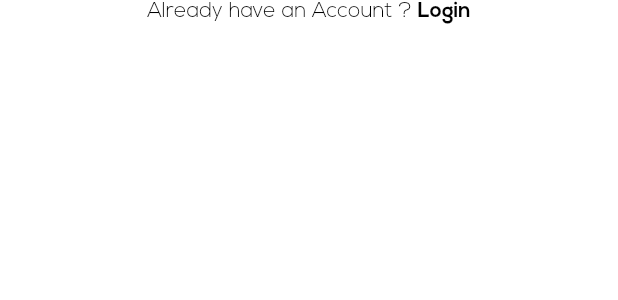
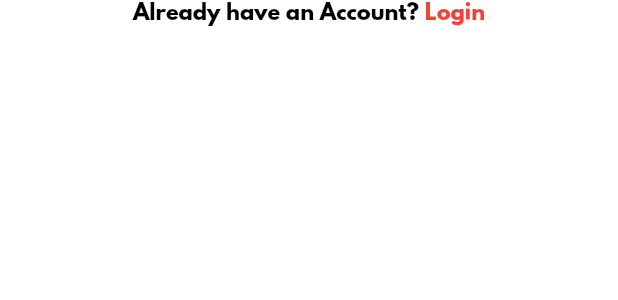
Before and after one commit to pranjalchaplot/masterpass, a Flutter app: the AlreadyHaveAnAccountCheck widget shown alone on an empty page, opened directly, on a phone screen of 412 x 824 dp. Shown: the top 300 px of the screen. Run offline on Flutter 3.47's test engine with Material 2 defaults, Android fonts, the phone set to English and light mode, and no system bars; our stand-ins replace cloud_firestore, firebase_auth, firebase_core, flutter_icons, flutter_svg; missing offline and left inert: regexpattern; accounts and stored records are empty; statements that could not run were skipped.

Commit message:
change already have an account styling

```diff
--- a/lib/components/already_have_an_account.dart
+++ b/lib/components/already_have_an_account.dart
@@ -1,4 +1,6 @@
 import 'package:flutter/material.dart';
+
+import 'constants.dart';
 
 class AlreadyHaveAnAccountCheck extends StatelessWidget {
   final bool login;
@@ -15,9 +17,9 @@ class AlreadyHaveAnAccountCheck extends StatelessWidget {
       mainAxisAlignment: MainAxisAlignment.center,
       children: <Widget>[
         Text(
-          login ? "Don’t have an Account ? " : "Already have an Account ? ",
+          login ? "Don’t have an Account? " : "Already have an Account? ",
           style: TextStyle(
-            fontFamily: "TypeFace",
+            fontFamily: "SansSerif",
             color: Colors.black,
           ),
         ),
@@ -26,8 +28,8 @@ class AlreadyHaveAnAccountCheck extends StatelessWidget {
           child: Text(
             login ? "Sign Up" : "Login",
             style: TextStyle(
-              fontFamily: "TypeFace",
-              color: Colors.black,
+              fontFamily: "SansSerif",
+              color: login ? kPrimaryColor : Colors.red,
               fontWeight: FontWeight.bold,
             ),
           ),
```
